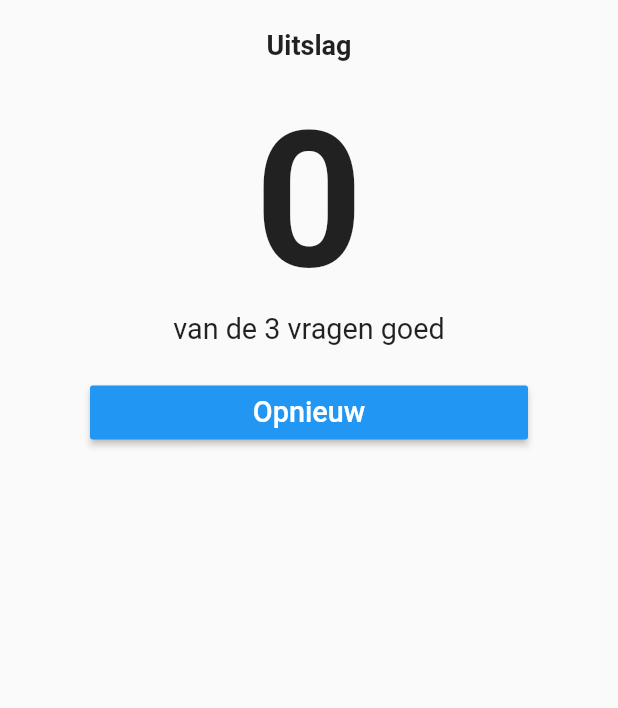
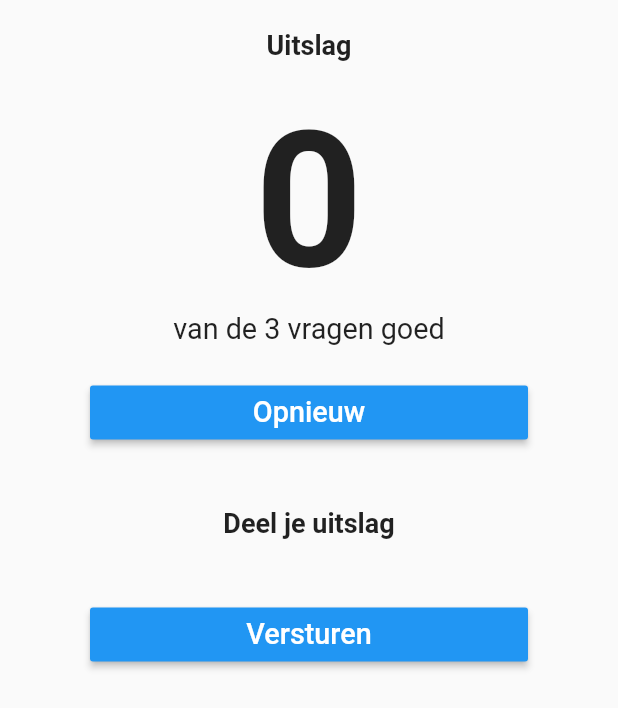
Before and after one commit to seppes/toets2NativePreCode, a Flutter app: the Uitslag widget shown alone on an empty page, opened directly with empty values, on a phone screen of 412 x 824 dp. Shown: the top 708 px of the screen. Run offline on Flutter 3.47's test engine with Material 2 defaults, Android fonts, the phone set to English and light mode, and no system bars; our stand-ins replace audioplayers; missing offline and left inert: mailer; Roboto replaces fonts that are missing (Verdana).

Commit message:
versie12

```diff
--- a/lib/quizParts/uitslag.dart
+++ b/lib/quizParts/uitslag.dart
@@ -1,6 +1,8 @@
 import 'package:flutter/material.dart';
 
 import '../bibliotheek.dart' as lib;
+
+import 'mailDialoog.dart';
 
 class Uitslag extends StatelessWidget {
   final int score;
@@ -31,6 +33,26 @@ class Uitslag extends StatelessWidget {
               child: Text('Opnieuw', style: lib.basisTekst, textScaleFactor: 1.2),
               onPressed: () => lib.startOpnieuw.add(true),
             ),
+          ),
+          Container(
+              height: 60,
+              child: Center(
+                child: Text("Deel je uitslag", style: lib.kopTekst,),
+              )
+          ),
+          Container(
+            margin: EdgeInsets.symmetric(vertical: 20, horizontal: 60),
+            child: RaisedButton(
+                color: Colors.blue,
+                textColor: Colors.white,
+                child: Text('Versturen', style: lib.basisTekst, textScaleFactor: 1.2),
+                onPressed: () => {
+                  showDialog(
+                      context: context,
+                      builder: (context) => MailDialoog()
+                  )
+                }
+            ),
           )
         ]
     );
--- a/pubspec.yaml
+++ b/pubspec.yaml
@@ -31,6 +31,7 @@ dependencies:
 
 dev_dependencies:
   audioplayers: 0.17.0
+  mailer: ^3.3.0
   flutter_test:
     sdk: flutter
 
```
Also changed, not shown: lib/quizParts/mailDialoog.dart (added, +23 -0 lines).
